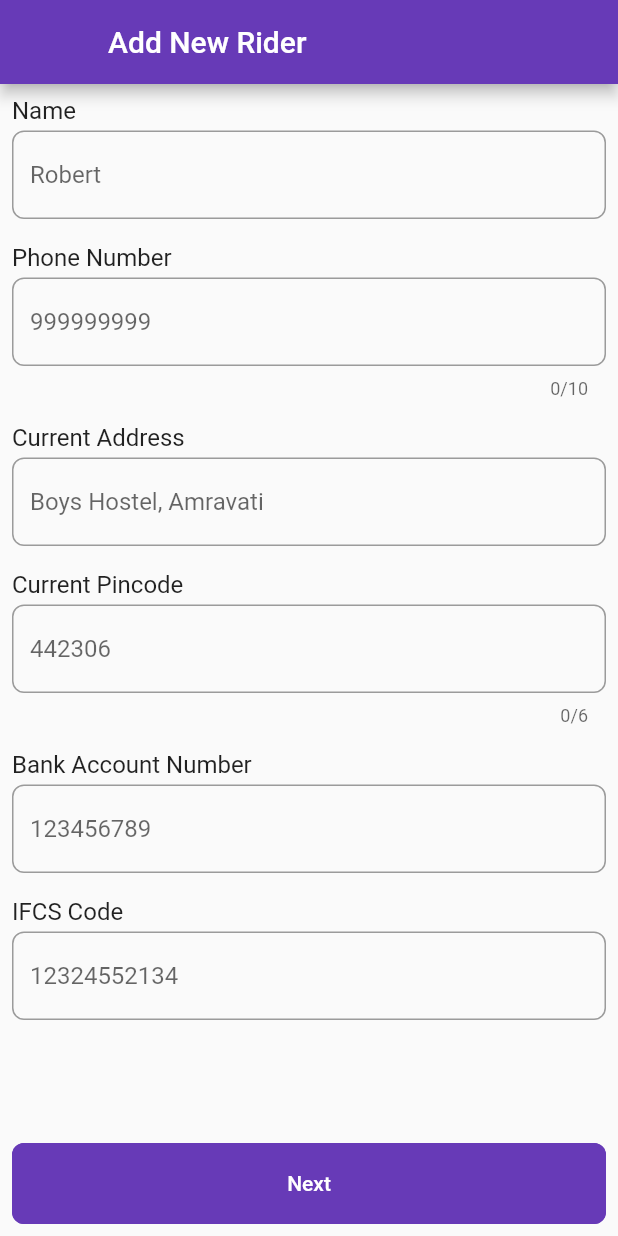
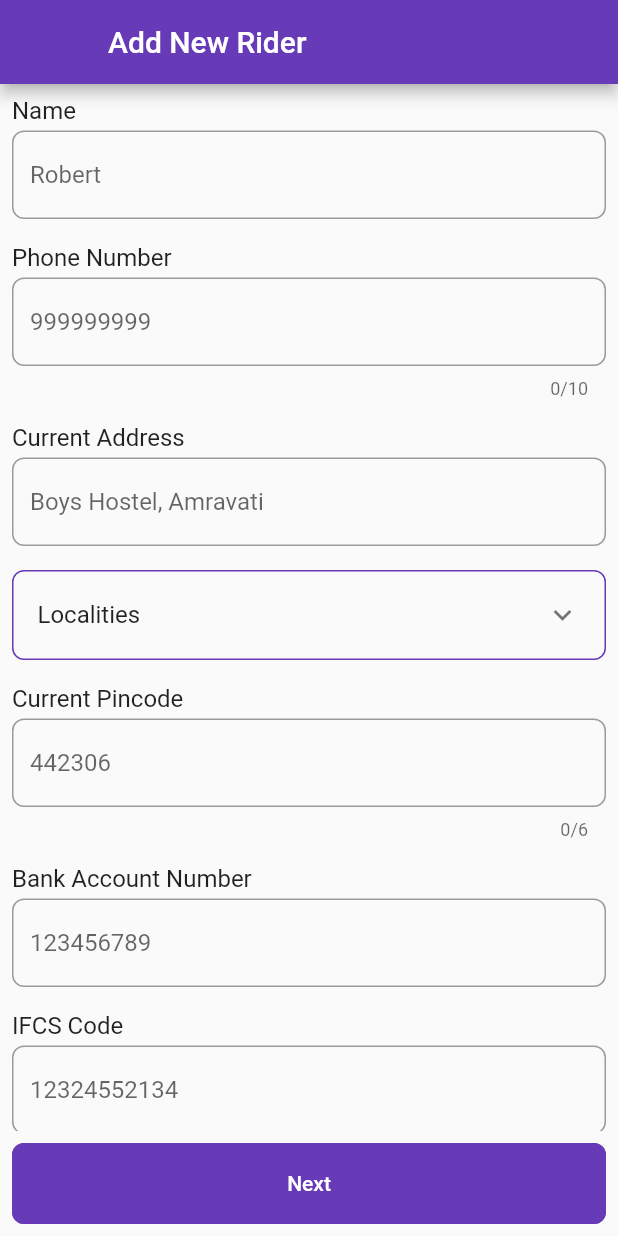
Before and after one commit to sumittiware/Grow-Simplee-Assignment, a Flutter app: the screen it shows after launch, after a tap on "Add Rider", on a phone screen of 412 x 824 dp. Run offline on Flutter 3.47's test engine with Material 2 defaults, Android fonts, the phone set to English and light mode, and no system bars; our stand-ins replace image_picker.

Commit message:
changes made

```diff
--- a/lib/app/app.dart
+++ b/lib/app/app.dart
@@ -14,7 +14,8 @@ class App extends StatelessWidget {
         ChangeNotifierProvider.value(value: AppState()),
       ],
       child: MaterialApp(
-        title: 'Flutter Demo',
+        debugShowCheckedModeBanner: false,
+        title: 'Grow Simplee Assignment',
         theme: ThemeData(
           primarySwatch: Colors.deepPurple,
         ),
--- a/lib/screens/add_data_screen.dart
+++ b/lib/screens/add_data_screen.dart
@@ -3,6 +3,7 @@ import 'package:grow_simplee_assignment/app/app_state.dart';
 import 'package:grow_simplee_assignment/models/user_details.dart';
 import 'package:grow_simplee_assignment/screens/add_document_screen.dart';
 import 'package:grow_simplee_assignment/screens/widgets/dialogs.dart';
+import 'package:grow_simplee_assignment/utils/snackbar.dart';
 import 'package:provider/provider.dart';
 
 class AddRaiderDataScreen extends StatefulWidget {
@@ -14,6 +15,10 @@ class AddRaiderDataScreen extends StatefulWidget {
 
 class _AddRaiderDataScreenState extends State<AddRaiderDataScreen> {
   final _form = GlobalKey<FormState>();
+
+  List<String> _localities = [];
+
+  List<String> values = ['Pulgaon', 'ASda', 'fdfca', 'dvd', 'dcada'];
 
   final _nameController = TextEditingController();
   final _phoneNumberController = TextEditingController();
@@ -28,6 +33,11 @@ class _AddRaiderDataScreenState extends State<AddRaiderDataScreen> {
       return;
     }
 
+    if (_localities.length < 3) {
+      showSnackBar(context, 'Please add 3 localities');
+      return;
+    }
+
     final appState = Provider.of<AppState>(context, listen: false);
     appState.setEditingRider();
     appState.addUserDetails(
@@ -35,7 +45,7 @@ class _AddRaiderDataScreenState extends State<AddRaiderDataScreen> {
         name: _nameController.text,
         phoneNumber: _phoneNumberController.text,
         address: _addressController.text,
-        localities: [],
+        localities: _localities,
         bankAccountNumber: _banckAccountContoller.text,
         ifcsNumber: _ifscController.text,
         pincode: _pincodeController.text,
@@ -112,6 +122,7 @@ class _AddRaiderDataScreenState extends State<AddRaiderDataScreen> {
                         }
                         return null;
                       }),
+                  _buildLocalityDropdown(),
                   _buildTextField(
                       title: 'Current Pincode',
                       hintText: '442306',
@@ -193,6 +204,47 @@ class _AddRaiderDataScreenState extends State<AddRaiderDataScreen> {
     );
   }
 
+  Widget _buildLocalityDropdown() {
+    return Container(
+      margin: const EdgeInsets.all(8),
+      decoration: BoxDecoration(
+        borderRadius: BorderRadius.circular(8),
+        border: Border.all(color: Colors.deepPurple),
+      ),
+      child: ExpansionTile(
+        title: const Text('Localities'),
+        children: values.map((e) => _buildLocality(e)).toList(),
+      ),
+    );
+  }
+
+  Widget _buildLocality(String val) {
+    return StatefulBuilder(builder: (context, ss) {
+      return InkWell(
+        onTap: () {
+          ss(() {
+            if (_localities.contains(val)) {
+              _localities.remove(val);
+            } else {
+              _localities.add(val);
+            }
+          });
+        },
+        child: Padding(
+          padding: const EdgeInsets.all(6.0),
+          child: Text(
+            val,
+            style: TextStyle(
+              fontSize: 16,
+              color:
+                  _localities.contains(val) ? Colors.deepPurple : Colors.black,
+            ),
+          ),
+        ),
+      );
+    });
+  }
+
   Widget _buildNextButton() {
     return Container(
       padding: const EdgeInsets.all(8),
--- a/lib/screens/widgets/raider_tile.dart
+++ b/lib/screens/widgets/raider_tile.dart
@@ -27,10 +27,11 @@ class _RiderTileState extends State<RiderTile> {
         confirmDismiss: (direction) async {
           if (direction == DismissDirection.endToStart) {
             appState.rejectCurrentRider(rider: widget.rider);
+            return true;
           } else {
             appState.approveCurrentRider(rider: widget.rider);
+            return false;
           }
-          return true;
         },
         child: InkWell(
           onTap: () {
```
Also changed, not shown: lib/utils/snackbar.dart (+22 -0 lines).
